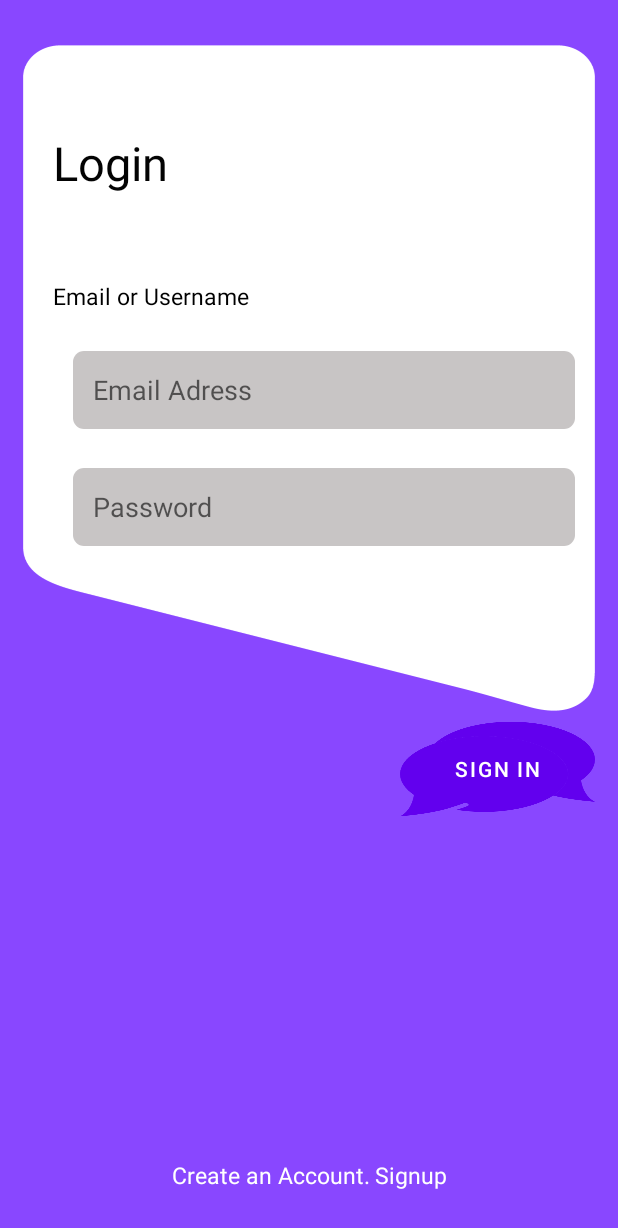
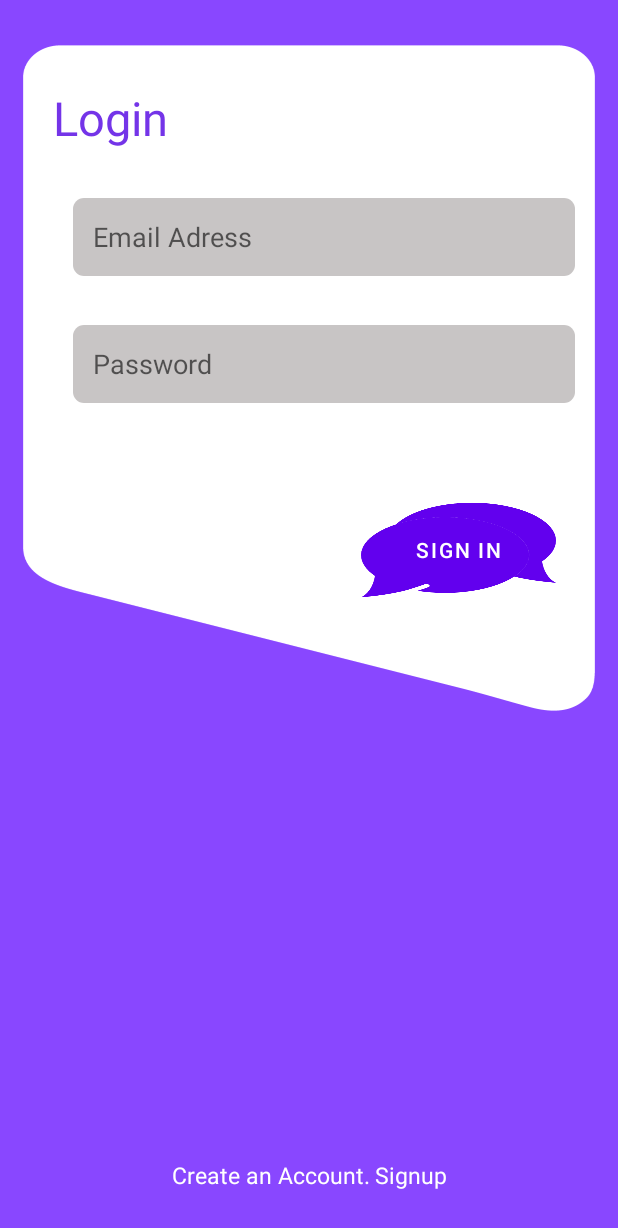
Before and after one commit to wasimanak/chatapp, an Android app: the screen it shows after launch (LoginActivity), after a tap on "SIGN IN", on a phone screen of 412 x 824 dp. Shown: the top 1228 px of the screen. Run offline under Robolectric (Android 15) with nearby library versions, the phone set to English and light mode, and no system bars; our stand-ins replace CircleImageView, Firebase (no records; nobody signed in at launch, a user with empty details on screens opened directly), Picasso, sdp/ssp sizes; pictures from the network do not load.

Commit message:
chatapp and design completed

```diff
--- a/app/src/main/AndroidManifest.xml
+++ b/app/src/main/AndroidManifest.xml
@@ -10,7 +10,7 @@
         android:supportsRtl="true"
         android:theme="@style/Theme.Chatapp">
         <activity
-            android:name=".Setting_Activity"
+            android:name=".Activity.Setting_Activity"
             android:exported="false"
             android:screenOrientation="portrait" />
         <activity
--- a/app/src/main/java/com/waseemshahzad/chatapp/Activity/LoginActivity.java
+++ b/app/src/main/java/com/waseemshahzad/chatapp/Activity/LoginActivity.java
@@ -48,20 +48,23 @@ public class LoginActivity extends AppCompatActivity {
         btn_signin.setOnClickListener(new View.OnClickListener() {
             @Override
             public void onClick(View v) {
+                progressDialog.show();
 
                 String email = login_email.getText().toString();
                 String password = login_password.getText().toString();
 
                 if (TextUtils.isEmpty(email) || TextUtils.isEmpty(password)) {
+                    progressDialog.dismiss();
 
                     Toast.makeText(LoginActivity.this, "Enter Valid data", Toast.LENGTH_SHORT).show();
 
                 } else if (!email.matches(emailPattern)) {
-
+                    progressDialog.dismiss();
 
                     login_email.setError("Invalid Email");
                     Toast.makeText(LoginActivity.this, "Invalid Email", Toast.LENGTH_SHORT).show();
-                } else if (password.length() > 6) {
+                } else if (password.length() < 6) {
+                    progressDialog.dismiss();
 
                     login_password.setError("Invalid Password");
                     Toast.makeText(LoginActivity.this, "Minimum 6 chractors Password", Toast.LENGTH_SHORT).show();
@@ -74,6 +77,7 @@ public class LoginActivity extends AppCompatActivity {
                                 startActivity(new Intent(LoginActivity.this, MainActivity.class));
 
                             } else {
+                                progressDialog.dismiss();
 
                                 Toast.makeText(LoginActivity.this, "Eroor in Login", Toast.LENGTH_SHORT).show();
                             }
@@ -81,6 +85,7 @@ public class LoginActivity extends AppCompatActivity {
                     });
                 }
             }
+
         });
         tv_signup.setOnClickListener(new View.OnClickListener() {
             @Override
--- a/app/src/main/java/com/waseemshahzad/chatapp/Activity/MainActivity.java
+++ b/app/src/main/java/com/waseemshahzad/chatapp/Activity/MainActivity.java
@@ -28,7 +28,6 @@ import com.google.firebase.database.ValueEventListener;
 import com.waseemshahzad.chatapp.R;
 import com.waseemshahzad.chatapp.ModelClass.UserAdapter;
 import com.waseemshahzad.chatapp.Adapter.Users;
-import com.waseemshahzad.chatapp.Setting_Activity;
 
 import java.net.URLEncoder;
 import java.util.ArrayList;
--- a/app/src/main/java/com/waseemshahzad/chatapp/Setting_Activity.java
+++ b/app/src/main/java/com/waseemshahzad/chatapp/Activity/Setting_Activity.java
@@ -1,4 +1,4 @@
-package com.waseemshahzad.chatapp;
+package com.waseemshahzad.chatapp.Activity;
 
 import androidx.annotation.NonNull;
 import androidx.annotation.Nullable;
@@ -26,8 +26,8 @@ import com.google.firebase.storage.FirebaseStorage;
 import com.google.firebase.storage.StorageReference;
 import com.google.firebase.storage.UploadTask;
 import com.squareup.picasso.Picasso;
-import com.waseemshahzad.chatapp.Activity.MainActivity;
 import com.waseemshahzad.chatapp.Adapter.Users;
+import com.waseemshahzad.chatapp.R;
 
 import de.hdodenhof.circleimageview.CircleImageView;
 
--- a/app/src/main/res/layout/activity_login.xml
+++ b/app/src/main/res/layout/activity_login.xml
@@ -37,17 +37,18 @@
                 <TextView
                     android:layout_width="wrap_content"
                     android:layout_height="wrap_content"
-                    android:layout_marginTop="57dp"
+                    android:layout_marginTop="27dp"
                     android:text="Login"
-                    android:textColor="#030303"
+                    android:textColor="@color/primary_blue"
                     android:textSize="31sp">
                 </TextView>
 
                 <TextView
                     android:layout_width="wrap_content"
                     android:layout_height="wrap_content"
-                    android:layout_marginTop="57dp"
-                    android:text="Email or Username"
+                    android:layout_marginTop="17dp"
+                    android:text="Email adress"
+                    android:visibility="gone"
                     android:textColor="@color/black"
                     android:textSize="15sp">
                 </TextView>
@@ -56,9 +57,10 @@
                     android:layout_width="match_parent"
                     android:layout_height="@dimen/_40sdp"
                     android:id="@+id/login_email"
+                    android:maxLines="1"
                     android:hint="Email Adress"
                     android:background="@drawable/etbg"
-                    android:layout_marginTop="@dimen/_20sdp"
+                    android:layout_marginTop="@dimen/_25sdp"
                     android:layout_marginLeft="@dimen/_10sdp"
                     android:layout_marginRight="@dimen/_10sdp"
                     android:paddingLeft="@dimen/_10sdp"
@@ -71,13 +73,26 @@
                     android:layout_height="@dimen/_40sdp"
                     android:id="@+id/login_password"
                     android:hint="Password"
+                    android:maxLines="1"
                     android:background="@drawable/etbg"
-                    android:layout_marginTop="@dimen/_20sdp"
+                    android:layout_marginTop="@dimen/_25sdp"
                     android:layout_marginLeft="@dimen/_10sdp"
                     android:layout_marginRight="@dimen/_10sdp"
                     android:paddingLeft="@dimen/_10sdp"
                     >
                 </EditText>
+
+                <Button
+                    android:layout_width="@dimen/_100sdp"
+                    android:id="@+id/btn_signin"
+                    android:background="@drawable/logo"
+                    android:layout_marginTop="@dimen/_50sdp"
+                    android:layout_marginRight="@dimen/_20sdp"
+                    android:layout_height="@dimen/_50sdp"
+                    android:text="Sign in"
+                    android:layout_gravity="right"
+                    >
+                </Button>
 
                 <TextView
                     android:layout_width="wrap_content"
@@ -139,7 +154,7 @@
 
         </FrameLayout>
 
-        <Button
+       <!-- <Button
             android:layout_width="@dimen/_100sdp"
             android:id="@+id/btn_signin"
             android:background="@drawable/logo"
@@ -147,7 +162,7 @@
             android:text="Sign in"
             android:layout_gravity="right"
             >
-        </Button>
+        </Button>-->
 
     </LinearLayout>
     <LinearLayout
--- a/app/src/main/res/layout/activity_setting.xml
+++ b/app/src/main/res/layout/activity_setting.xml
@@ -4,7 +4,7 @@
     xmlns:tools="http://schemas.android.com/tools"
     android:layout_width="match_parent"
     android:layout_height="match_parent"
-    tools:context=".Setting_Activity"
+    tools:context=".Activity.Setting_Activity"
     android:layout_gravity="center_vertical"
     android:gravity="start"
     android:orientation="vertical"
```
